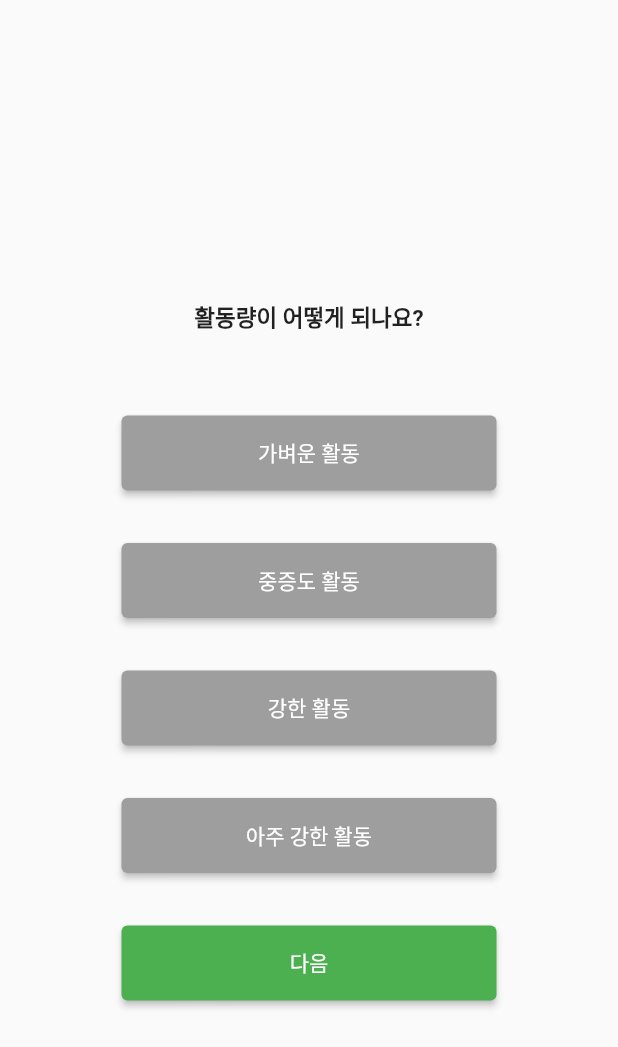
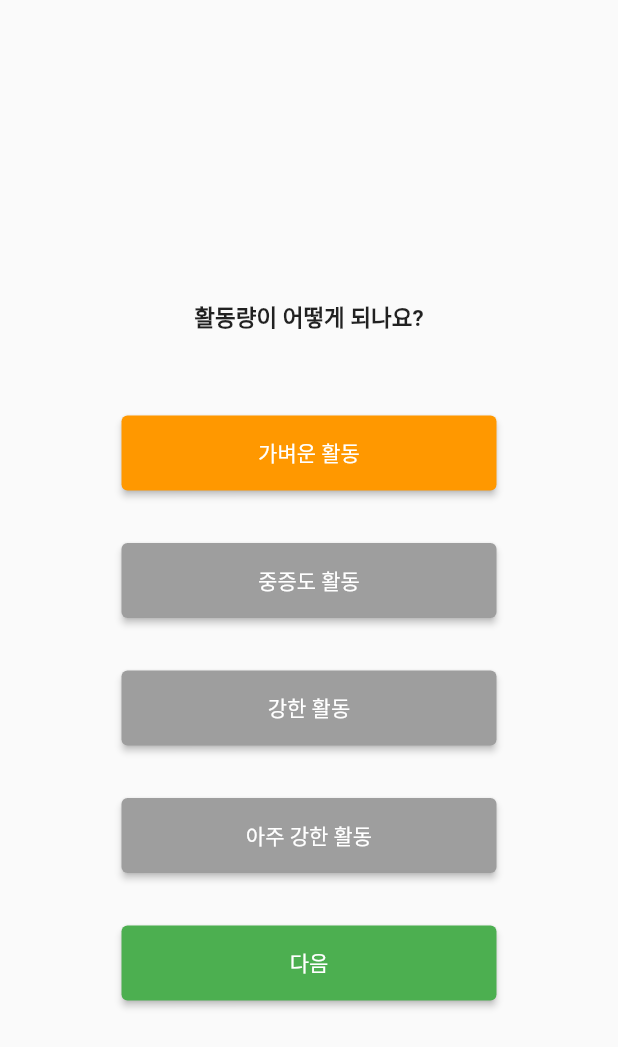
Before and after one commit to sikcal/sikcal_app, a Flutter app: the InputUserActivityScreen screen opened directly, after a tap on "가벼운 활동", on a phone screen of 412 x 824 dp. Shown: the top 1047 px of the screen. Run offline on Flutter 3.47's test engine with Material 2 defaults, Android fonts, the phone set to English and light mode, and no system bars; our stand-ins replace font_awesome_flutter, liquid_progress_indicator, scroll_date_picker; missing offline and left inert: bottom_bar.

Commit message:
modify button clik event

```diff
--- a/lib/components/button_grey.dart
+++ b/lib/components/button_grey.dart
@@ -4,10 +4,12 @@ class Button_Grey extends StatelessWidget {
 
   String? text;
   void Function()? press;
+  Color? color;
 
   Button_Grey({
     this.text,
     this.press,
+    this.color
   });
 
 
@@ -18,25 +20,25 @@ class Button_Grey extends StatelessWidget {
       child: ElevatedButton(
         onPressed: press,
         child: Text(text!),
-        // style: ElevatedButton.styleFrom(
-        //   primary: Colors.grey,
-        //   padding: EdgeInsets.all(10.0),
-        //   textStyle: TextStyle(color: Colors.white),
-        //   minimumSize: Size(250, 50),
+        style: ElevatedButton.styleFrom(
+          primary: color,
+          padding: EdgeInsets.all(10.0),
+          textStyle: TextStyle(color: Colors.white),
+          minimumSize: Size(250, 50),
+        ),
+        // style : ButtonStyle(
+        //   padding: MaterialStateProperty.all(const EdgeInsets.all(10.0)),
+        //   minimumSize: MaterialStateProperty.all(const Size(250, 50)),
+        //   foregroundColor: MaterialStateProperty.all(Colors.white),
+        //   // backgroundColor: MaterialStateProperty.resolveWith(
+        //   //   (states) {
+        //   //     if(states.contains(MaterialState.pressed)) {
+        //   //       return Colors.blue;
+        //   //     }else {
+        //   //       return Colors.grey;
+        //   //     }
+        //   // })
         // ),
-        style : ButtonStyle(
-          padding: MaterialStateProperty.all(const EdgeInsets.all(10.0)),
-          minimumSize: MaterialStateProperty.all(const Size(250, 50)),
-          foregroundColor: MaterialStateProperty.all(Colors.white),
-          backgroundColor: MaterialStateProperty.resolveWith(
-            (states) {
-              if(states.contains(MaterialState.pressed)) {
-                return Colors.blue;
-              }else {
-                return Colors.grey;
-              }
-          })
-        ),
       ),
     );
   }
--- a/lib/screen/InputUserInformation/input_useractivity.dart
+++ b/lib/screen/InputUserInformation/input_useractivity.dart
@@ -6,17 +6,15 @@ import '../../components/button_grey.dart';
 import 'package:sikcal/screen/InputUserInformation/Input_username.dart';
 
 
-class InputUserActivityScreen extends StatelessWidget {
-  @override
-  Widget build(BuildContext context) {
-    return Scaffold(
-      body: Body(),
-    );
-  }
+class InputUserActivityScreen extends StatefulWidget {
+  _InputUserActivityScreen createState() => _InputUserActivityScreen();
 }
-class Body extends StatelessWidget {
+
+class _InputUserActivityScreen extends State<InputUserActivityScreen> {
 
   String? useractivity;
+  List<Color> SelectedList =  [Colors.grey, Colors.grey, Colors.grey, Colors.grey];
+
 
   @override
   Widget build(BuildContext context) {
@@ -31,28 +29,36 @@ class Body extends StatelessWidget {
             text: '가벼운 활동',
             press: () {
               useractivity = '가벼운 활동';
-            }
+              changeButtonColor(0);
+            },
+            color: SelectedList[0]
         ),
         SizedBox(height: 25),
         Button_Grey(
             text: '중증도 활동',
             press: () {
               useractivity = '중증도 활동';
-            }
+              changeButtonColor(1);
+            },
+            color: SelectedList[1]
         ),
         SizedBox(height: 25),
         Button_Grey(
             text: '강한 활동',
             press: () {
               useractivity = '강한 활동';
-            }
+              changeButtonColor(2);
+            },
+            color: SelectedList[2]
         ),
         SizedBox(height: 25),
         Button_Grey(
             text: '아주 강한 활동',
             press: () {
               useractivity = '아주 강한 활동';
-            }
+              changeButtonColor(3);
+            },
+            color: SelectedList[3]
         ),
         SizedBox(height: 25),
         Button_Green(
@@ -79,4 +85,15 @@ class Body extends StatelessWidget {
       ),
     );
   }
+  void changeButtonColor(value){
+    setState(() {
+      for(int i = 0; i < SelectedList.length; i++) {
+        if(i == value) {
+          SelectedList[i] = Color(0xffff9800);
+        }else {
+          SelectedList[i] = Colors.grey;
+        }
+      }
+    });
+  }
 }
```
Also changed, not shown: lib/screen/InputUserInformation/input_usergender.dart (+21 -10 lines), lib/screen/InputUserInformation/input_usergoal.dart (+24 -11 lines).
